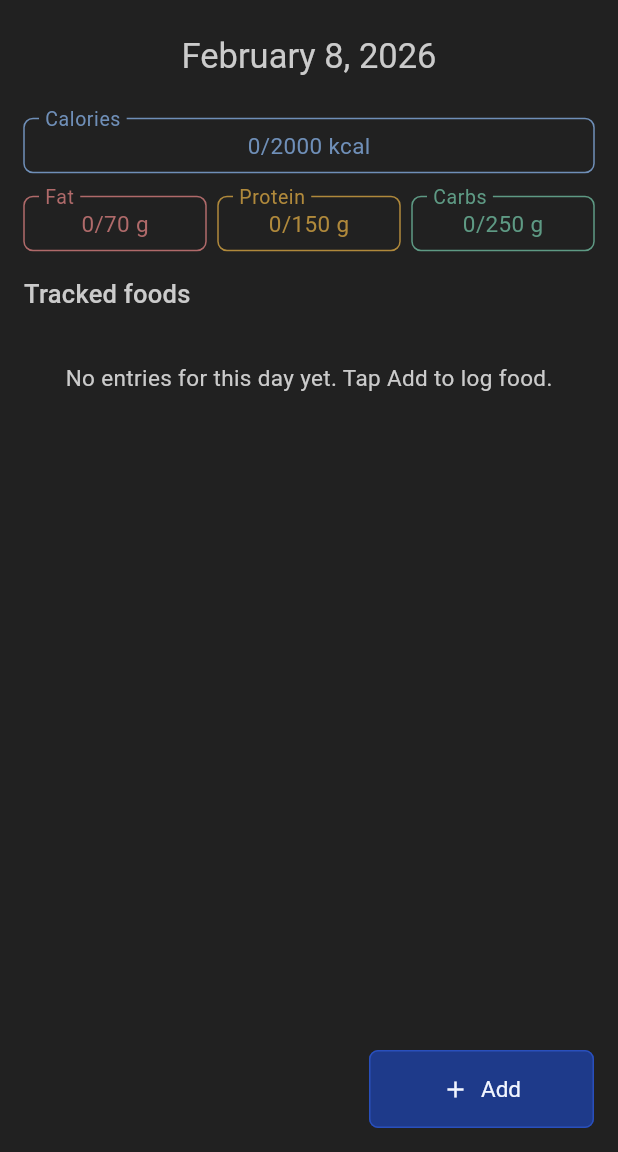
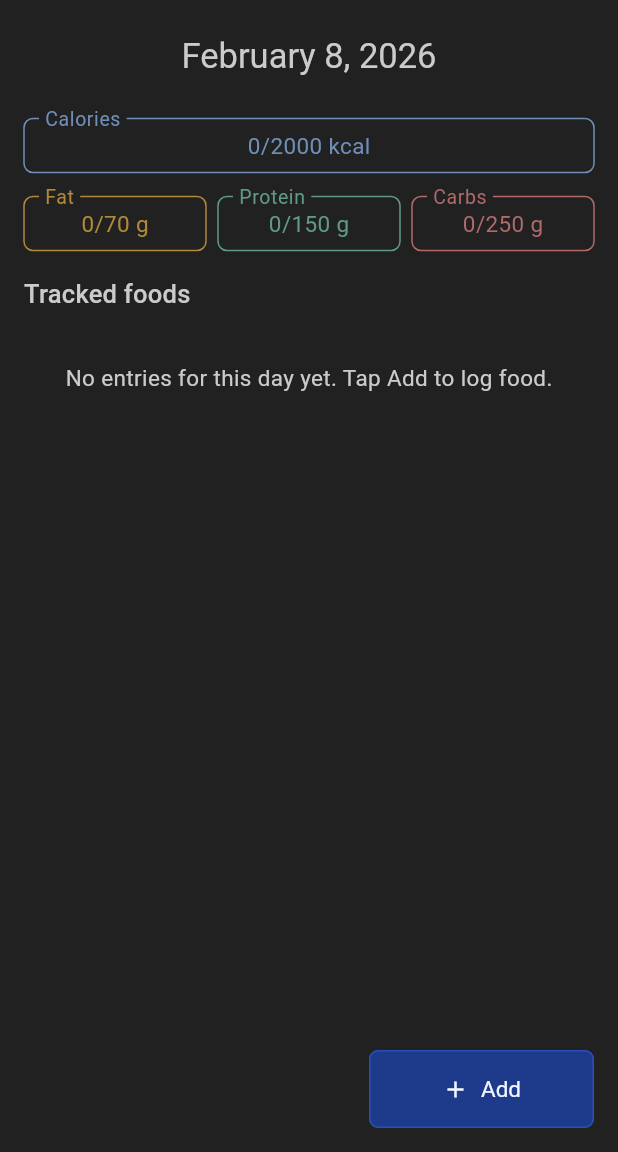
Before and after one commit to alex47/CalorieTracker, a Flutter app: the screen it shows after launch, on a phone screen of 412 x 824 dp, the part 84-1236 px from its top. Run offline on Flutter 3.47's test engine with Material 3 defaults, Android fonts, the phone set to English and light mode, and no system bars; our stand-ins replace flutter_secure_storage, open_filex, package_info_plus, sqflite, sqflite_common_ffi; accounts and stored records are empty.

Commit message:
Swap macro color mapping for fat, protein, and carbs

```diff
--- a/lib/theme/app_colors.dart
+++ b/lib/theme/app_colors.dart
@@ -11,9 +11,9 @@ class AppColors {
   static const border = Color(0x66909090);
 
   static const calories = Color(0xFF6F8FB8);
-  static const fat = Color(0xFFB06A6A);
-  static const protein = Color(0xFFB0893B);
-  static const carbs = Color(0xFF5E9A84);
+  static const fat = Color(0xFFB0893B);
+  static const protein = Color(0xFF5E9A84);
+  static const carbs = Color(0xFFB06A6A);
 
   static const overGoal = Color(0xFFB44A4A);
 
```
